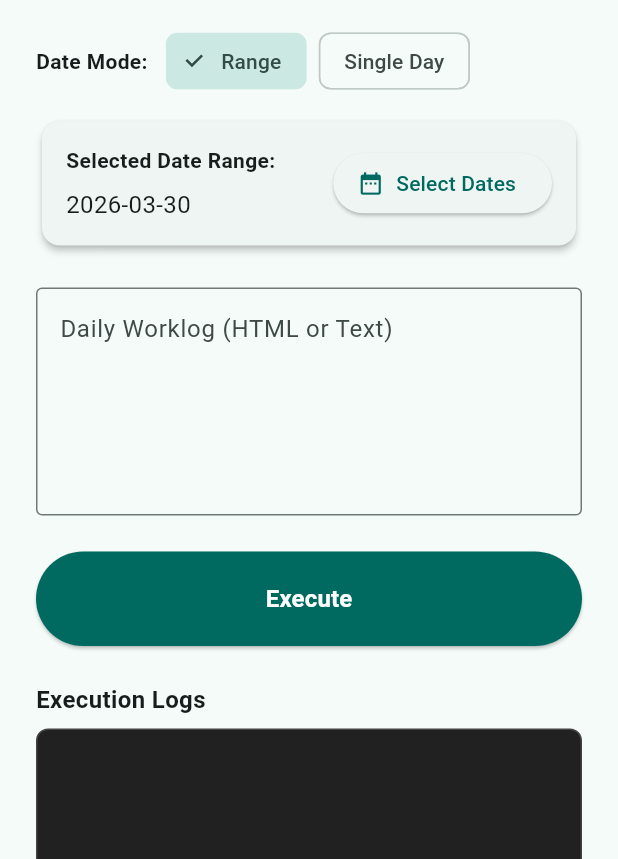
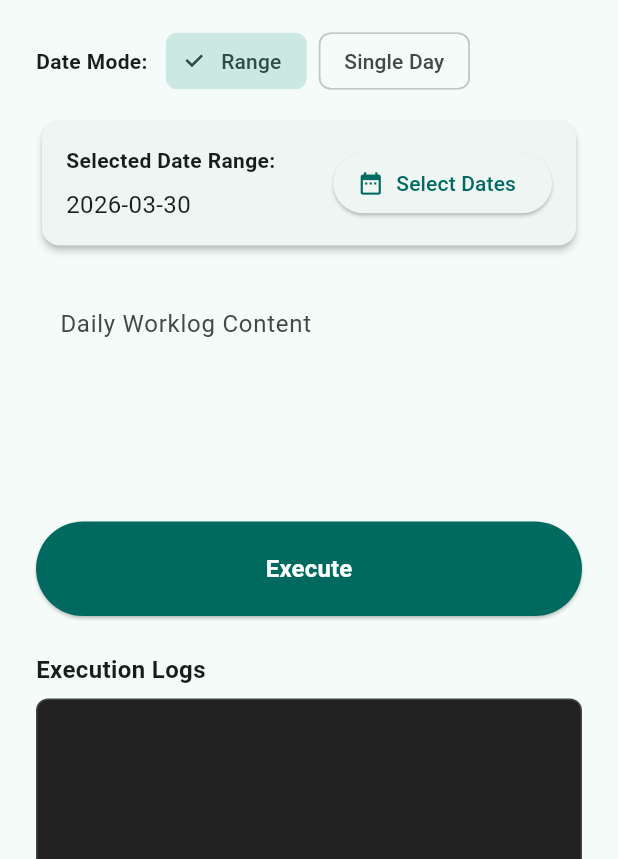
Before and after one commit to PrajwalThapa986/SociarAutomation, a Flutter app: the screen it shows after launch, after a tap on "Worklog", on a phone screen of 412 x 824 dp, the part 377-1236 px from its top. Run offline on Flutter 3.47's test engine with Material 3 defaults, Android fonts, the phone set to English and light mode, and no system bars; our stand-ins replace dartz, equatable, flutter_bloc, get_it, injectable, shared_preferences.

Commit message:
feat: improve worklog UI and add support for date-specific entries with improved regex parsing

```diff
--- a/lib/features/attendance/presentation/pages/automator_screen.dart
+++ b/lib/features/attendance/presentation/pages/automator_screen.dart
@@ -275,14 +275,24 @@ class _AutomatorScreenState extends State<AutomatorScreen> {
                   if (_submitWorklog) ...[
                     TextField(
                       controller: _worklogController,
-                      decoration: const InputDecoration(
-                        labelText: 'Daily Worklog (HTML or Text)',
-                        hintText: 'e.g. <p>Implemented feature X</p>',
-                        border: OutlineInputBorder(),
+                      maxLines: 5,
+                      style: const TextStyle(fontFamily: 'monospace', fontSize: 13),
+                      decoration: InputDecoration(
+                        labelText: 'Daily Worklog Content',
+                        hintText: '[Date: 2026-03-24]\n[09:00 - 13:00] Task details...\n[14:00 - 18:00] Next task details...\n\n[Date: 2026-03-25]\n[09:00 - 13:00] More tasks...',
+                        hintStyle: TextStyle(color: Colors.white.withOpacity(0.3)),
                         alignLabelWithHint: true,
+                        fillColor: Colors.white.withOpacity(0.05),
+                        filled: true,
+                        border: OutlineInputBorder(
+                          borderRadius: BorderRadius.circular(12),
+                          borderSide: BorderSide(color: Colors.white.withOpacity(0.1)),
+                        ),
+                        enabledBorder: OutlineInputBorder(
+                          borderRadius: BorderRadius.circular(12),
+                          borderSide: BorderSide(color: Colors.white.withOpacity(0.1)),
+                        ),
                       ),
-                      maxLines: 5,
-                      enabled: !isRunning,
                     ),
                     const SizedBox(height: 24),
                   ],
```
Also changed, not shown: lib/features/attendance/presentation/bloc/attendance_bloc.dart (+58 -8 lines).
